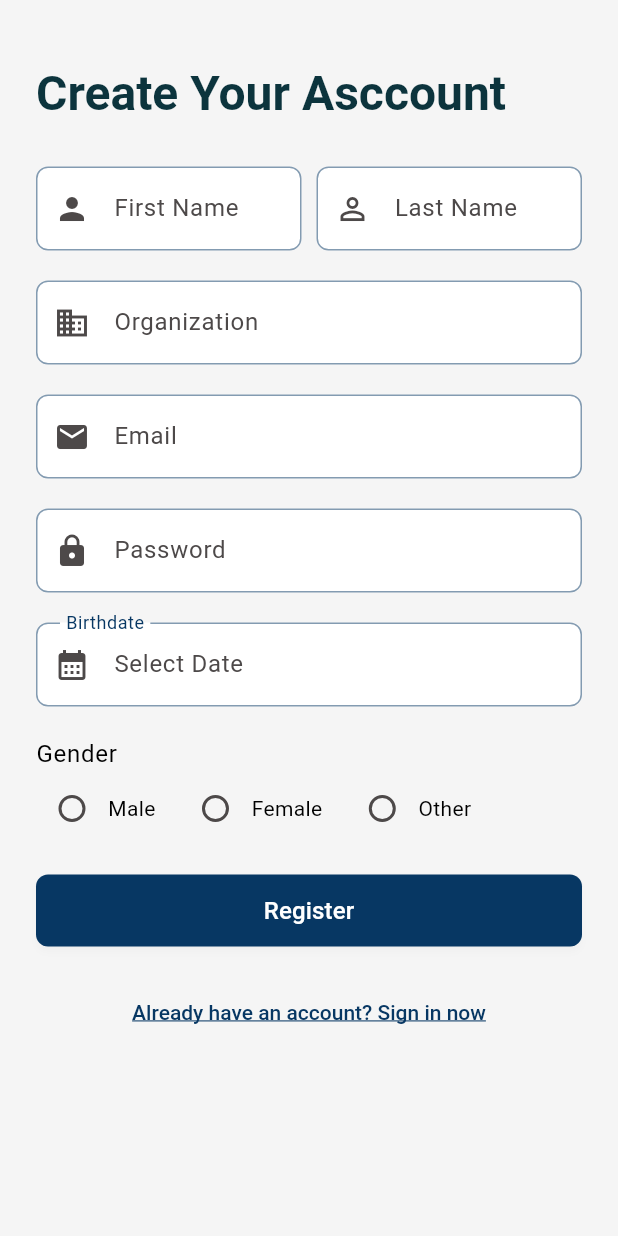
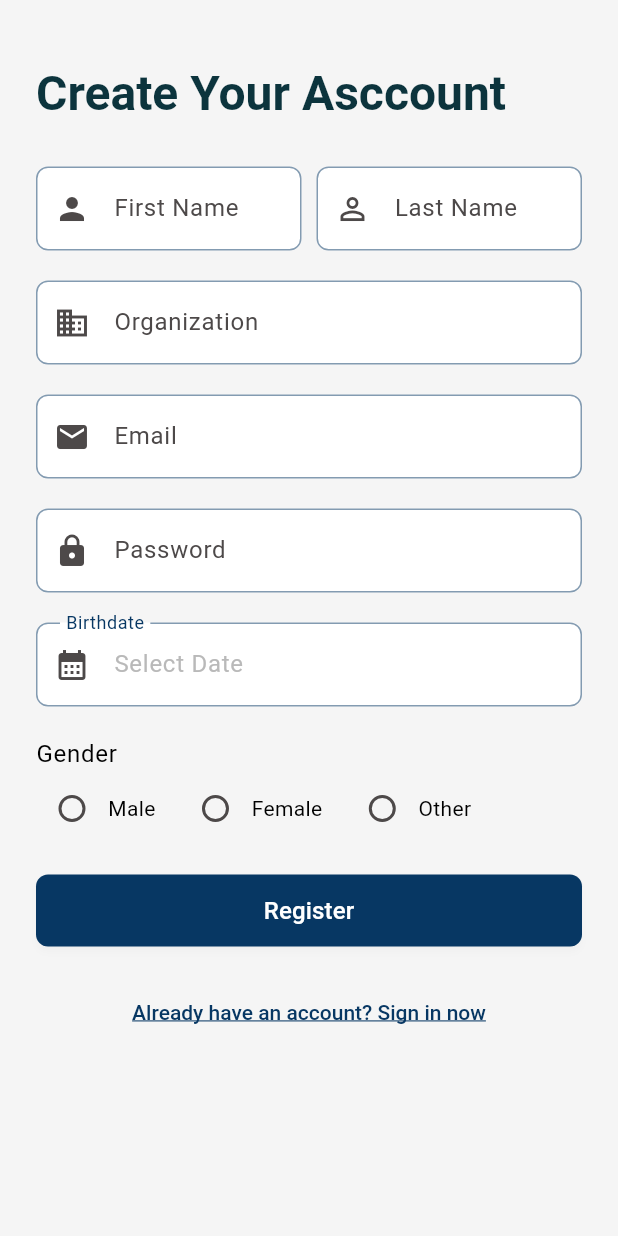
Before and after one commit to manuelcabrera1/surbased, a Flutter app: the screen it shows after launch, after a tap on "Log in", after a tap on "Don't have an account? Sign up now", on a phone screen of 412 x 824 dp. Run offline on Flutter 3.47's test engine with Material 3 defaults, Android fonts, the phone set to English and light mode, and no system bars; our stand-ins replace fl_chart, shared_preferences, table_calendar; accounts and stored records are empty; generated files the repository leaves out were written again.

Commit message:
style(frontend): change colors when custom date input is disabled

```diff
--- a/client/surbased/lib/src/auth/application/widgets/date_form_field_widget.dart
+++ b/client/surbased/lib/src/auth/application/widgets/date_form_field_widget.dart
@@ -50,11 +50,11 @@ class DateFormField extends FormField<DateTime> {
                 child: state.value == null
                     ? Text(AppLocalizations.of(context)!.select_date,
                         style: theme.textTheme.bodyLarge?.copyWith(
-                            color: theme.colorScheme.onSurfaceVariant))
+                            color: theme.colorScheme.surfaceTint))
                     : Text(DateFormat('dd/MM/yyyy').format(state.value!),
                         style: theme.textTheme.bodyLarge!.copyWith(
                             color: !enabled
-                                ? theme.colorScheme.onSurfaceVariant
+                                ? theme.colorScheme.surfaceTint
                                 : theme.colorScheme.tertiary)),
               ),
             );
--- a/client/surbased/lib/src/config/app_theme.dart
+++ b/client/surbased/lib/src/config/app_theme.dart
@@ -17,6 +17,8 @@ class AppTheme {
       Color.fromARGB(255, 77, 73, 73); // Gris para textos secundarios
   static const Color blackText =
       Color(0xFF000000); // Negro para textos principales
+  static const Color lightGreyText =
+      Color.fromARGB(255, 185, 185, 185); // Gris para campos deshabilitados
 
   static ThemeData theme() {
     return ThemeData(
@@ -44,6 +46,7 @@ class AppTheme {
         onSurfaceVariant: greyText,
         outline: primaryBlue.withOpacity(0.7),
         shadow: Colors.black.withOpacity(0.1),
+        surfaceTint: lightGreyText,
       ),
 
       scaffoldBackgroundColor: offWhite,
```
